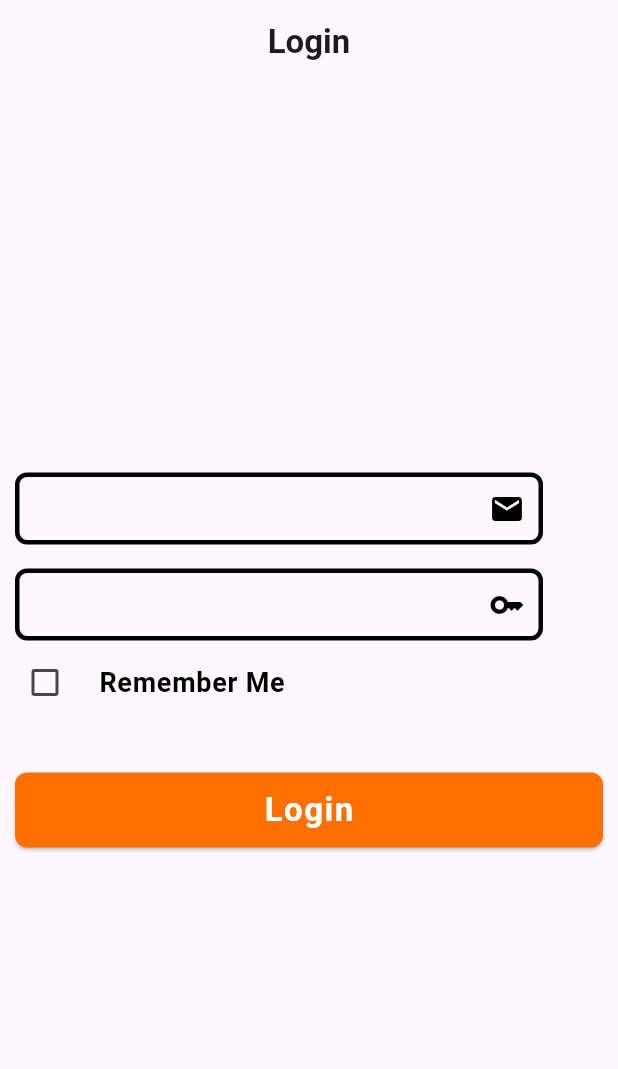
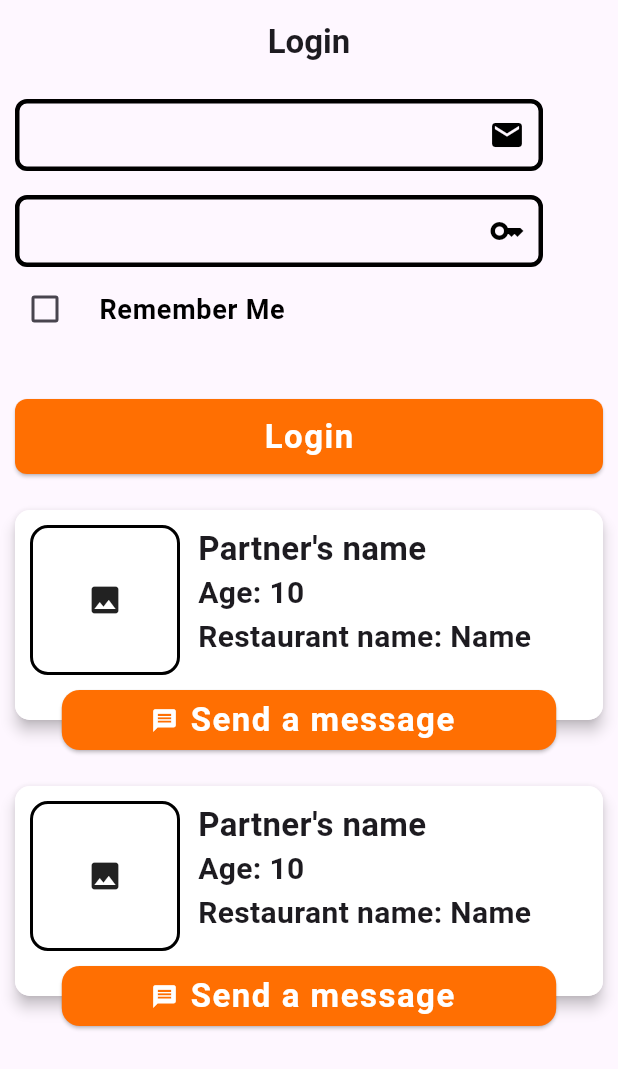
Before and after one commit to Ahmad-Nour-Haidar/shorts-tutorial, a Flutter app: the screen it shows after launch, on a phone screen of 412 x 824 dp. Shown: the top 1069 px of the screen. Run offline on Flutter 3.47's test engine with Material 3 defaults, Android fonts, the phone set to English and light mode, and no system bars; our stand-ins replace connectivity_plus, dartz, dio, image_picker.

Commit message:
create CustomCard

```diff
--- a/lib/view/screens/login_screen.dart
+++ b/lib/view/screens/login_screen.dart
@@ -1,5 +1,6 @@
 import 'package:flutter/material.dart';
 
+import '../widgets/custom_card.dart';
 import '../widgets/custom_text_form_field.dart';
 
 const color = Color(0xffFF6F02);
@@ -28,10 +29,8 @@ class _LoginScreenState extends State<LoginScreen> {
           ),
         ),
       ),
-      body: Padding(
+      body: ListView(
         padding: const EdgeInsets.all(10.0),
-        child: Column(
-          mainAxisAlignment: MainAxisAlignment.center,
         children: [
           CustomTextFormField(
             controller: emailController,
@@ -98,9 +97,26 @@ class _LoginScreenState extends State<LoginScreen> {
                 ),
               ),
             ),
-            )
+          ),
+          const SizedBox(height: 24),
+          CustomCard(
+            onPressed: () {
+              print('onPressed');
+            },
+            restaurantName: 'Name',
+            partnerName: 'Partner\'s name',
+            age: 10,
+          ),
+          const SizedBox(height: 24),
+          CustomCard(
+            onPressed: () {
+              print('onPressed');
+            },
+            restaurantName: 'Name',
+            partnerName: 'Partner\'s name',
+            age: 10,
+          ),
         ],
-        ),
       ),
     );
   }
--- /dev/null
+++ b/lib/view/widgets/custom_card.dart
@@ -0,0 +1,133 @@
+import 'package:flutter/material.dart';
+
+const color = Color(0xffFF6F02);
+
+class CustomCard extends StatelessWidget {
+  const CustomCard({
+    super.key,
+    required this.onPressed,
+    required this.restaurantName,
+    required this.partnerName,
+    required this.age,
+  });
+
+  final VoidCallback onPressed;
+  final String restaurantName;
+  final String partnerName;
+  final int age;
+
+  @override
+  Widget build(BuildContext context) {
+    return SizedBox(
+      height: 160,
+      child: Stack(
+        clipBehavior: Clip.none,
+        // fit: StackFit.passthrough,
+        children: [
+          Material(
+            borderRadius: BorderRadius.circular(10),
+            elevation: 4,
+            child: Container(
+              padding: const EdgeInsets.all(10),
+              // margin: const EdgeInsets.only(bottom: 20),
+              clipBehavior: Clip.hardEdge,
+              width: double.infinity,
+              height: 140,
+              decoration: BoxDecoration(
+                color: Colors.white,
+                borderRadius: BorderRadius.circular(10),
+              ),
+              child: Row(
+                crossAxisAlignment: CrossAxisAlignment.start,
+                children: [
+                  Container(
+                    clipBehavior: Clip.hardEdge,
+                    width: 100,
+                    height: 100,
+                    decoration: BoxDecoration(
+                      color: Colors.white,
+                      borderRadius: BorderRadius.circular(12),
+                      border: Border.all(color: Colors.black, width: 2),
+                    ),
+                    // put here your image
+                    child: const Icon(Icons.image),
+                  ),
+                  const SizedBox(width: 12),
+                  Expanded(
+                    child: Column(
+                      crossAxisAlignment: CrossAxisAlignment.start,
+                      children: [
+                        FittedBox(
+                          fit: BoxFit.scaleDown,
+                          child: Text(
+                            partnerName,
+                            style: const TextStyle(
+                              fontSize: 22,
+                              fontWeight: FontWeight.w600,
+                            ),
+                          ),
+                        ),
+                        FittedBox(
+                          fit: BoxFit.scaleDown,
+                          child: Text(
+                            'Age: $age',
+                            style: const TextStyle(
+                              fontSize: 20,
+                              fontWeight: FontWeight.w600,
+                            ),
+                          ),
+                        ),
+                        FittedBox(
+                          fit: BoxFit.scaleDown,
+                          child: Text(
+                            'Restaurant name: $restaurantName',
+                            style: const TextStyle(
+                              fontSize: 20,
+                              fontWeight: FontWeight.w600,
+                            ),
+                          ),
+                        ),
+                      ],
+                    ),
+                  ),
+                ],
+              ),
+            ),
+          ),
+          Positioned.fill(
+            bottom: 0,
+            child: Align(
+              alignment: Alignment.bottomCenter,
+              child: SizedBox(
+                width: MediaQuery.sizeOf(context).width * 0.8,
+                height: 40.0,
+                child: ElevatedButton.icon(
+                  style: ElevatedButton.styleFrom(
+                    backgroundColor: color,
+                    shape: RoundedRectangleBorder(
+                      borderRadius: BorderRadius.circular(12),
+                    ),
+                  ),
+                  onPressed: onPressed,
+                  icon: const Icon(
+                    Icons.message,
+                    color: Colors.white,
+                  ),
+                  label: const Text(
+                    'Send a message',
+                    style: TextStyle(
+                      letterSpacing: 1.0,
+                      fontWeight: FontWeight.w600,
+                      color: Colors.white,
+                      fontSize: 22,
+                    ),
+                  ),
+                ),
+              ),
+            ),
+          ),
+        ],
+      ),
+    );
+  }
+}
```
Lines whose indentation alone changed are shown as unchanged.
